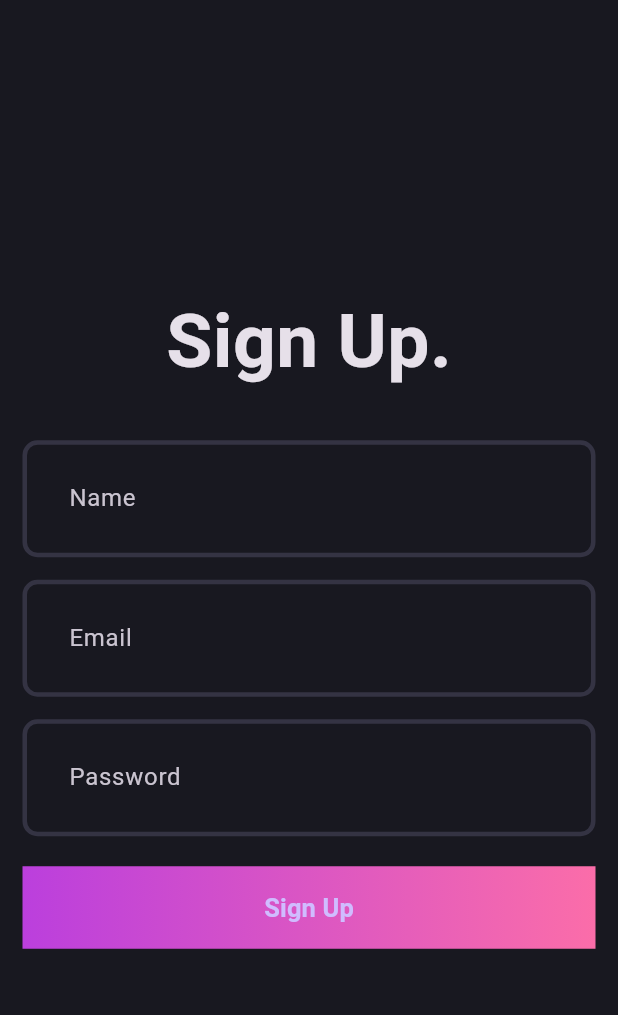
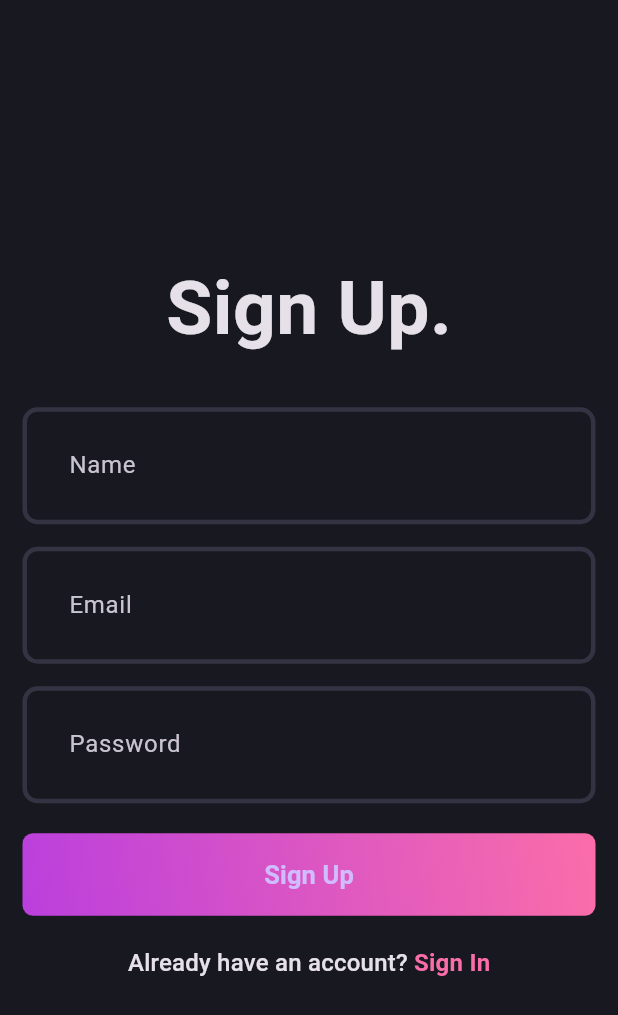
Before and after one commit to hiteshNath-Dev/blog_bloc_app, a Flutter app: the screen it shows after launch, on a phone screen of 412 x 824 dp. Shown: the top 1015 px of the screen. Run offline on Flutter 3.47's test engine with Material 3 defaults, Android fonts, the phone set to English and light mode, and no system bars.

Commit message:
custom widgets

```diff
--- a/lib/features/auth/presentation/pages/signup_page.dart
+++ b/lib/features/auth/presentation/pages/signup_page.dart
@@ -1,3 +1,4 @@
+import 'package:blog_bloc_app/core/theme/palette.dart';
 import 'package:blog_bloc_app/features/auth/presentation/widgets/auth_field.dart';
 import 'package:blog_bloc_app/features/auth/presentation/widgets/auth_gradient_button.dart';
 import 'package:flutter/material.dart';
@@ -10,38 +11,82 @@ class SignUpPage extends StatefulWidget {
 }
 
 class _SignUpPageState extends State<SignUpPage> {
+  final nameController = TextEditingController();
+  final emailController = TextEditingController();
+  final passwordController = TextEditingController();
+  final formKey = GlobalKey<FormState>();
+
+  @override
+  void dispose() {
+    nameController.dispose();
+    emailController.dispose();
+    passwordController.dispose();
+    super.dispose();
+  }
+
   @override
   Widget build(BuildContext context) {
-    return const Scaffold(
+    return Scaffold(
       body: Padding(
-        padding: EdgeInsets.all(15.0),
+        padding: const EdgeInsets.all(15.0),
+        child: Form(
+          key: formKey,
           child: Column(
             mainAxisAlignment: MainAxisAlignment.center,
             children: [
-            Text(
+              const Text(
                 'Sign Up.',
                 style: TextStyle(
                   fontSize: 50,
                   fontWeight: FontWeight.bold,
                 ),
               ),
-            SizedBox(
+              const SizedBox(
                 height: 30,
               ),
-            AuthField(hintText: 'Name'),
-            SizedBox(
+              AuthField(
+                hintText: 'Name',
+                controller: nameController,
+              ),
+              const SizedBox(
                 height: 15,
               ),
-            AuthField(hintText: 'Email'),
-            SizedBox(
+              AuthField(
+                hintText: 'Email',
+                controller: emailController,
+              ),
+              const SizedBox(
                 height: 15,
               ),
-            AuthField(hintText: 'Password'),
-            SizedBox(
+              AuthField(
+                hintText: 'Password',
+                controller: passwordController,
+                isObscureText: true,
+              ),
+              const SizedBox(
                 height: 20,
               ),
-            AuthGradientButton()
+              const AuthGradientButton(),
+              const SizedBox(
+                height: 20,
+              ),
+              RichText(
+                text: TextSpan(
+                    text: "Already have an account? ",
+                    style: Theme.of(context).textTheme.titleMedium,
+                    children: [
+                      TextSpan(
+                        text: 'Sign In',
+                        style:
+                            Theme.of(context).textTheme.titleMedium?.copyWith(
+                                  color: AppPalette.gradient2,
+                                  fontWeight: FontWeight.bold,
+                                ),
+                      )
+                    ]),
+              )
             ],
+          ),
         ),
       ),
     );
--- a/lib/features/auth/presentation/widgets/auth_field.dart
+++ b/lib/features/auth/presentation/widgets/auth_field.dart
@@ -2,12 +2,26 @@ import 'package:flutter/material.dart';
 
 class AuthField extends StatelessWidget {
   final String hintText;
-  const AuthField({super.key, required this.hintText});
+  final TextEditingController controller;
+  final bool isObscureText;
+  const AuthField(
+      {super.key,
+      required this.hintText,
+      required this.controller,
+      this.isObscureText = false});
 
   @override
   Widget build(BuildContext context) {
     return TextFormField(
       decoration: InputDecoration(hintText: hintText),
+      validator: (value) {
+        if (value!.isEmpty) {
+          return "$hintText is missing!";
+        }
+        return null;
+      },
+      controller: controller,
+      obscureText: isObscureText,
     );
   }
 }
--- a/lib/features/auth/presentation/widgets/auth_gradient_button.dart
+++ b/lib/features/auth/presentation/widgets/auth_gradient_button.dart
@@ -7,10 +7,12 @@ class AuthGradientButton extends StatelessWidget {
   @override
   Widget build(BuildContext context) {
     return Container(
-      decoration: const BoxDecoration(
-          gradient: LinearGradient(
-        colors: [AppPalette.gradient1, AppPalette.gradient2],
-      )),
+      decoration: BoxDecoration(
+          gradient: const LinearGradient(
+              colors: [AppPalette.gradient1, AppPalette.gradient2],
+              begin: Alignment.bottomLeft,
+              end: Alignment.topRight),
+          borderRadius: BorderRadius.circular(7)),
       child: ElevatedButton(
         onPressed: () {},
         style: ElevatedButton.styleFrom(
```
Lines whose indentation alone changed are shown as unchanged.
